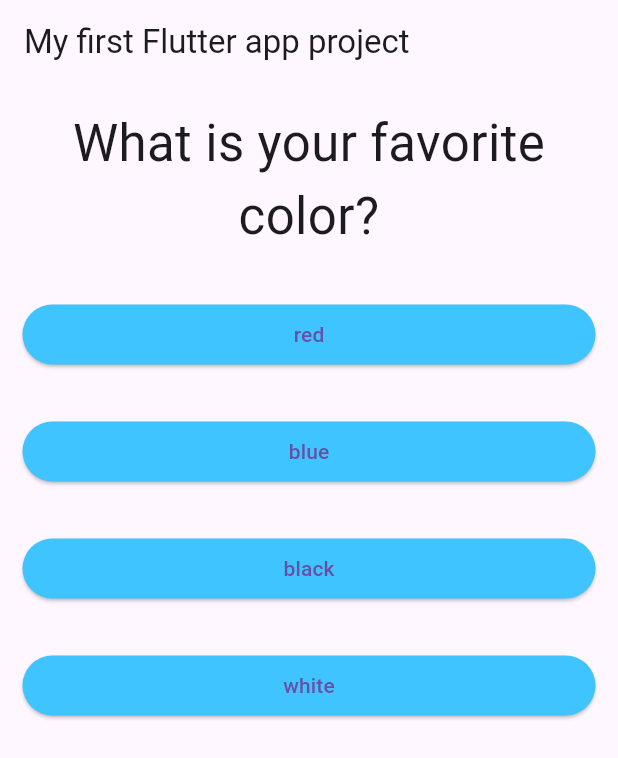
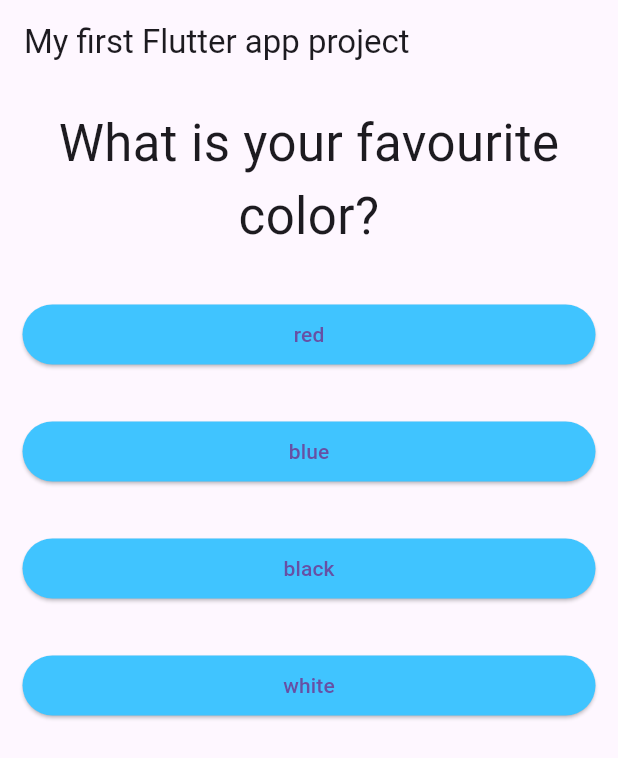
Before and after one commit to Majok-Bol/quiz_app, a Flutter app: the screen it shows after launch, on a phone screen of 412 x 824 dp. Shown: the top 758 px of the screen. Run offline on Flutter 3.47's test engine with Material 3 defaults, Android fonts, the phone set to English and light mode, and no system bars.

Commit message:
changed quiz

```diff
--- a/lib/main.dart
+++ b/lib/main.dart
@@ -32,7 +32,7 @@ class _MyAppState extends State<MyApp> {
 
   final _questions = const [
     {
-      'Question text': 'What is your favorite color?',
+      'Question text': 'What is your favourite color?',
       'answers': [
         {'text': 'red', 'score': 10},
         {'text': 'blue', 'score': 20},
@@ -41,7 +41,7 @@ class _MyAppState extends State<MyApp> {
       ],
     },
     {
-      'Question text': 'What is your favorite Animal?',
+      'Question text': 'What is your favourite Animal?',
       'answers': [
         {'text': 'dog', 'score': 10},
         {'text': 'cat', 'score': 20},
@@ -50,7 +50,7 @@ class _MyAppState extends State<MyApp> {
       ],
     },
     {
-      'Question text': 'Who\'s is your favorite teacher?',
+      'Question text': 'Who\'s is your favourite Role Model?',
       'answers': [
         {'text': 'Andrew Carnegie', 'score': 10},
         {'text': 'Mary Hill', 'score': 20},
```
